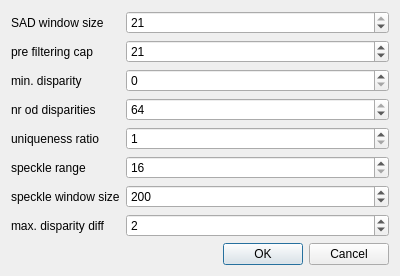
Old version of the form sgbmdialog.ui in the repository richardboo/modelling-hand-trajectory-3d.
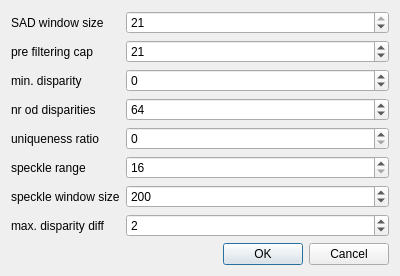
New version of the form.

```diff
--- a/sgbmdialog.ui
+++ b/sgbmdialog.ui
@@ -69,8 +69,11 @@
    </item>
    <item row="3" column="1">
     <widget class="QSpinBox" name="minDispBox">
+     <property name="minimum">
+      <number>-64</number>
+     </property>
      <property name="maximum">
-      <number>25</number>
+      <number>64</number>
      </property>
     </widget>
    </item>
@@ -87,7 +90,7 @@
       <number>16</number>
      </property>
      <property name="maximum">
-      <number>64</number>
+      <number>128</number>
      </property>
      <property name="singleStep">
       <number>16</number>
@@ -107,6 +110,12 @@
    <item row="5" column="1">
     <widget class="QSpinBox" name="uniqueBox">
      <property name="minimum">
+      <number>0</number>
+     </property>
+     <property name="maximum">
+      <number>21</number>
+     </property>
+     <property name="singleStep">
       <number>1</number>
      </property>
      <property name="maximum">
```
Left out of the diff: 8 changed lines with no effect on the pictures.
